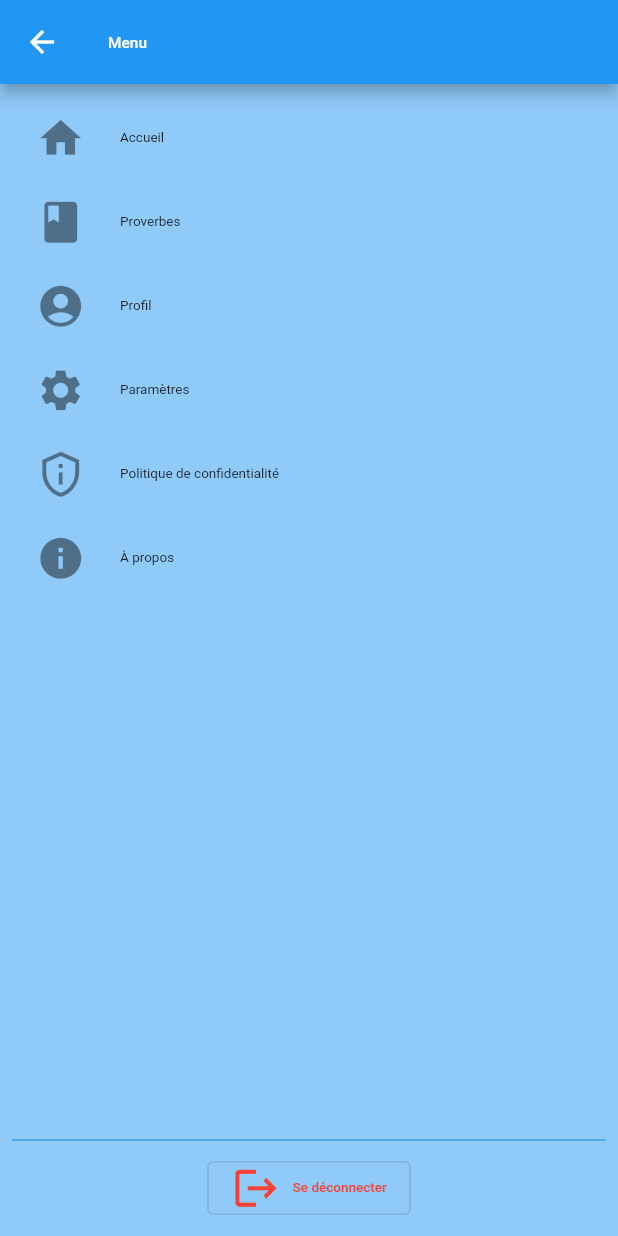
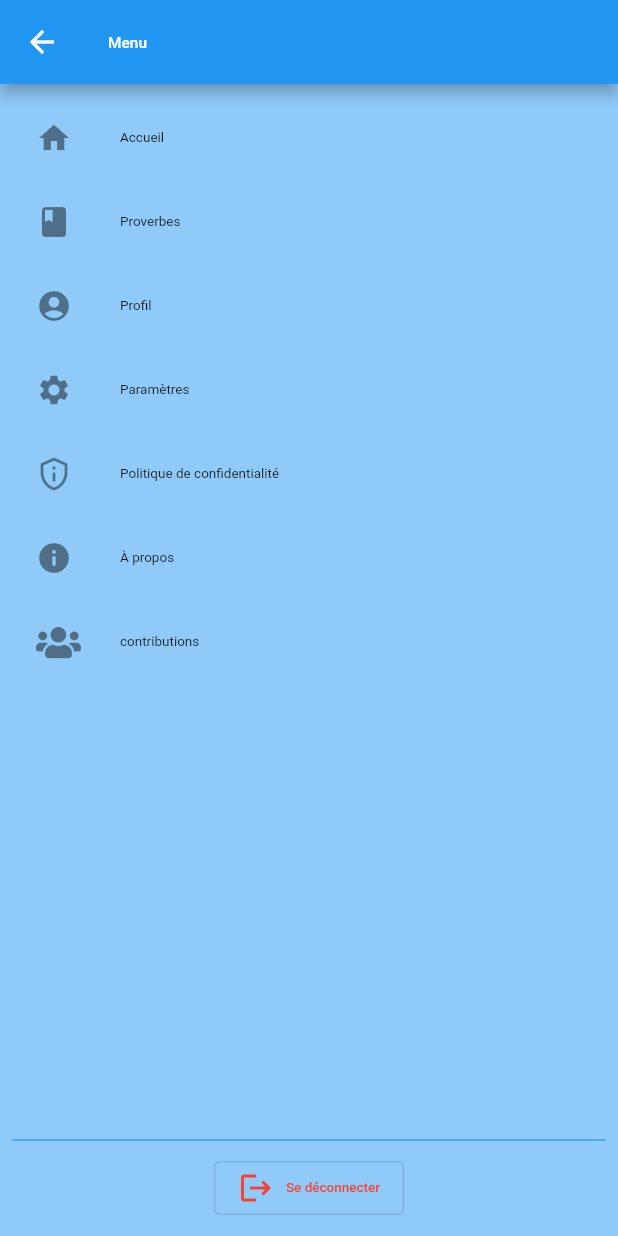
Before and after one commit to smirltech/tabwa-french, a Flutter app: the MainMenu screen opened directly, on a phone screen of 412 x 824 dp. Run offline on Flutter 3.47's test engine with Material 2 defaults, Android fonts, the phone set to English and light mode, and no system bars; our stand-ins replace badges, connectivity_plus, fluttericon, fluttertoast, get, get_storage and 3 more; missing offline and left inert: easy_table, flutter_sound_lite, smirl_version_checker; accounts and stored records are empty; network calls fail.

Commit message:
working on list of contributors

```diff
--- /dev/null
+++ b/lib/app/models/buggy.dart
@@ -0,0 +1,10 @@
+class Buggy {
+  String name;
+  int wa;
+  int wm;
+  int ta;
+  int tm;
+
+  Buggy(
+      {required this.name, this.wa = 0, this.wm = 0, this.ta = 0, this.tm = 0});
+}
--- a/lib/app/routes/routes.dart
+++ b/lib/app/routes/routes.dart
@@ -1,5 +1,6 @@
 import 'package:get/get.dart';
 import 'package:tabwa_french/app/middlewares/auth_middleware.dart';
+import 'package:tabwa_french/app/views/contributions/contributions_screen.dart';
 import 'package:tabwa_french/app/views/home/home_screen.dart';
 import 'package:tabwa_french/app/views/privacy/privacy_screen.dart';
 import 'package:tabwa_french/app/views/profile/profile_screen.dart';
@@ -24,6 +25,7 @@ class Routes {
   static String profile = '/profile';
   static String settings = '/settings';
   static String about = '/about';
+  static String contributions = '/contributions';
   static String privacy = '/privacy';
   static String proverb = '/proverb';
   static String pass_recovery_request = '/pass-recovery-request';
@@ -70,6 +72,10 @@ class Routes {
       page: () => AboutScreen(),
     ),
     GetPage(
+      name: contributions,
+      page: () => ContributionsScreen(),
+    ),
+    GetPage(
       name: privacy,
       page: () => PrivacyScreen(),
     ),
--- a/lib/app/views/home/components/main_menu.dart
+++ b/lib/app/views/home/components/main_menu.dart
@@ -1,4 +1,5 @@
 import 'package:flutter/material.dart';
+import 'package:fluttericon/font_awesome5_icons.dart';
 import 'package:get/get.dart';
 import 'package:tabwa_french/app/services/words_service.dart';
 import 'package:tabwa_french/system/helpers/sizes.dart';
@@ -24,7 +25,6 @@ class MainMenu extends StatelessWidget {
             ListTile(
               leading: Icon(
                 Icons.home,
-                size: getShortSide(30),
               ),
               title:
                   Text('home'.tr, style: TextStyle(fontSize: getTextSize(14))),
@@ -35,7 +35,6 @@ class MainMenu extends StatelessWidget {
             ListTile(
               leading: Icon(
                 Icons.book,
-                size: getShortSide(30),
               ),
               title: Text('proverbs'.tr,
                   style: TextStyle(fontSize: getTextSize(14))),
@@ -47,7 +46,6 @@ class MainMenu extends StatelessWidget {
             ListTile(
               leading: Icon(
                 Icons.account_circle,
-                size: getShortSide(30),
               ),
               title: Text('profile'.tr,
                   style: TextStyle(fontSize: getTextSize(14))),
@@ -59,7 +57,6 @@ class MainMenu extends StatelessWidget {
             ListTile(
               leading: Icon(
                 Icons.settings,
-                size: getShortSide(30),
               ),
               title: Text('settings'.tr,
                   style: TextStyle(fontSize: getTextSize(14))),
@@ -71,7 +68,6 @@ class MainMenu extends StatelessWidget {
             ListTile(
               leading: Icon(
                 Icons.privacy_tip_outlined,
-                size: getShortSide(30),
               ),
               title: Text('privacy policy'.tr,
                   style: TextStyle(fontSize: getTextSize(14))),
@@ -83,13 +79,23 @@ class MainMenu extends StatelessWidget {
             ListTile(
               leading: Icon(
                 Icons.info,
-                size: getShortSide(30),
               ),
               title:
                   Text('about'.tr, style: TextStyle(fontSize: getTextSize(14))),
               onTap: () {
                 Get.back();
                 Get.toNamed(Routes.about);
+              },
+            ),
+            ListTile(
+              leading: Icon(
+                FontAwesome5.users,
+              ),
+              title: Text('contributions'.tr,
+                  style: TextStyle(fontSize: getTextSize(14))),
+              onTap: () {
+                Get.back();
+                Get.toNamed(Routes.contributions);
               },
             ),
             const Spacer(),
@@ -113,7 +119,6 @@ class MainMenu extends StatelessWidget {
                         ),
                         icon: Icon(
                           Icons.logout,
-                          size: getShortSide(30),
                         ),
                         label: Text('logout'.tr,
                             style: TextStyle(fontSize: getTextSize(14))),
@@ -128,7 +133,6 @@ class MainMenu extends StatelessWidget {
                         },
                         icon: Icon(
                           Icons.login,
-                          size: getShortSide(30),
                         ),
                         label: Text('login'.tr,
                             style: TextStyle(fontSize: getTextSize(14))),
@@ -148,7 +152,6 @@ class MainMenu extends StatelessWidget {
                       ),
                       icon: Icon(
                         Icons.person_add_alt,
-                        size: getShortSide(30),
                       ),
                       label: Text('register'.tr,
                           style: TextStyle(fontSize: getTextSize(14))),
--- a/lib/app/views/home/home_screen.dart
+++ b/lib/app/views/home/home_screen.dart
@@ -90,7 +90,7 @@ class _MyHomePageState extends State<HomeScreen> {
               onChanged: (value) {
                 _wordsService.searchedWord.value = value;
               },
-              style: TextStyle(fontSize: getTextSize(12)),
+              style: TextStyle(fontSize: getTextSize(14)),
               decoration: BoxDecoration(
                 color: Colors.white,
                 borderRadius: BorderRadius.circular(10),
--- a/lib/system/database/configs.dart
+++ b/lib/system/database/configs.dart
@@ -1,12 +1,12 @@
 const bool _online = true;
-const bool ON_EMULATOR = true;
+const bool ON_EMULATOR = false;
 const String _OFFLINE_BASE_URL = "http://tabwa.test/api";
 const String _ONLINE_BASE_URL = ON_EMULATOR
     ? "http://tabwa.smirltech.com/api"
     : "https://tabwa.smirltech.com/api";
 const String BASE_URL = _online ? _ONLINE_BASE_URL : _OFFLINE_BASE_URL;
 
-// PASSWORD FUNCTIONNALITY
+// PASSWORD FUNCTIONALITY
 const String FORGOT_PASSWORD_URL = BASE_URL + "/forgot-password";
 const String FORGOT_PASSWORD_RESET_URL = BASE_URL + "/forgot-password-reset";
 const String PASSWORD_RESET_CONFIRM_CODE_URL =
--- a/lib/system/helpers/helpers.dart
+++ b/lib/system/helpers/helpers.dart
@@ -65,13 +65,22 @@ snackItOldWarning(
   snackItOld(message, title: title, backgroundColor: Colors.orange);
 }
 
+snackItOldInfo(
+  String message, {
+  String title = "hey",
+}) {
+  snackItOld(message, title: title, backgroundColor: Colors.teal);
+}
+
 /// using fluttertoast package
 toastIt(
     {required String msg,
     gravity = ToastGravity.BOTTOM,
     backgroundColor = Colors.black,
     textColor = Colors.white}) {
-  Fluttertoast.showToast(
+  GetPlatform.isDesktop
+      ? snackItOld(msg, backgroundColor: backgroundColor)
+      : Fluttertoast.showToast(
           msg: msg,
           toastLength: Toast.LENGTH_SHORT,
           gravity: gravity,
@@ -86,25 +95,33 @@ toastItError({
   required String msg,
   gravity = ToastGravity.BOTTOM,
 }) =>
-    toastIt(msg: msg, backgroundColor: Colors.red);
+    GetPlatform.isDesktop
+        ? snackItOldError(msg)
+        : toastIt(msg: msg, backgroundColor: Colors.red);
 
 toastItSuccess({
   required String msg,
   gravity = ToastGravity.BOTTOM,
 }) =>
-    toastIt(msg: msg, backgroundColor: Colors.green);
+    GetPlatform.isDesktop
+        ? snackItOldSuccess(msg)
+        : toastIt(msg: msg, backgroundColor: Colors.green);
 
 toastItWarning({
   required String msg,
   gravity = ToastGravity.BOTTOM,
 }) =>
-    toastIt(msg: msg, backgroundColor: Colors.orange);
+    GetPlatform.isDesktop
+        ? snackItOldWarning(msg)
+        : toastIt(msg: msg, backgroundColor: Colors.orange);
 
 toastItInfo({
   required String msg,
   gravity = ToastGravity.BOTTOM,
 }) =>
-    toastIt(msg: msg, backgroundColor: Colors.teal);
+    GetPlatform.isDesktop
+        ? snackItOldInfo(msg)
+        : toastIt(msg: msg, backgroundColor: Colors.teal);
 
 InputDecoration roundedTextInputDecoration(
     {String? hintText, String? labelText}) {
--- a/pubspec.yaml
+++ b/pubspec.yaml
@@ -13,6 +13,7 @@ dependencies:
     sdk: flutter
 
   cupertino_icons: ^1.0.4
+  fluttericon: ^2.0.0
   google_fonts: ^2.3.2
 
   path_provider: ^2.0.9
@@ -34,6 +35,7 @@ dependencies:
 
   # adding badge to widget
   badges: ^2.0.2
+  easy_table: ^1.2.0
 
 
 dev_dependencies:
```
Also changed, not shown: lib/app/services/words_service.dart (+27 -0 lines), lib/app/views/contributions/contributions_screen.dart (added, +44 -0 lines), pubspec.lock. Lines whose indentation alone changed are shown as unchanged.
